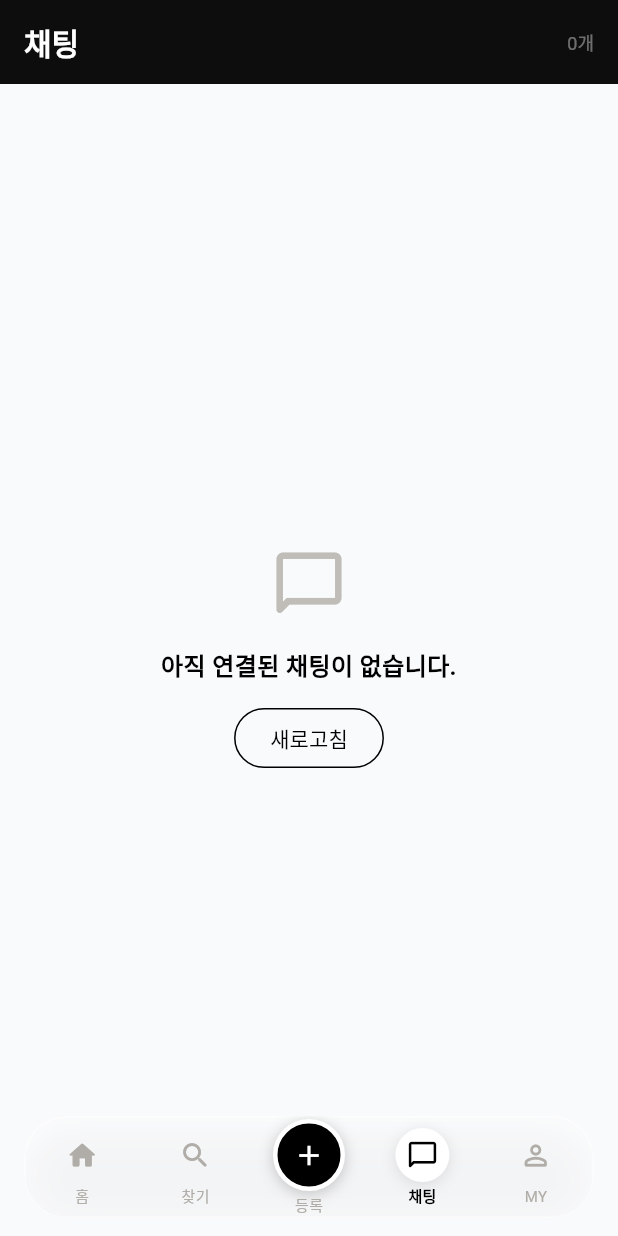
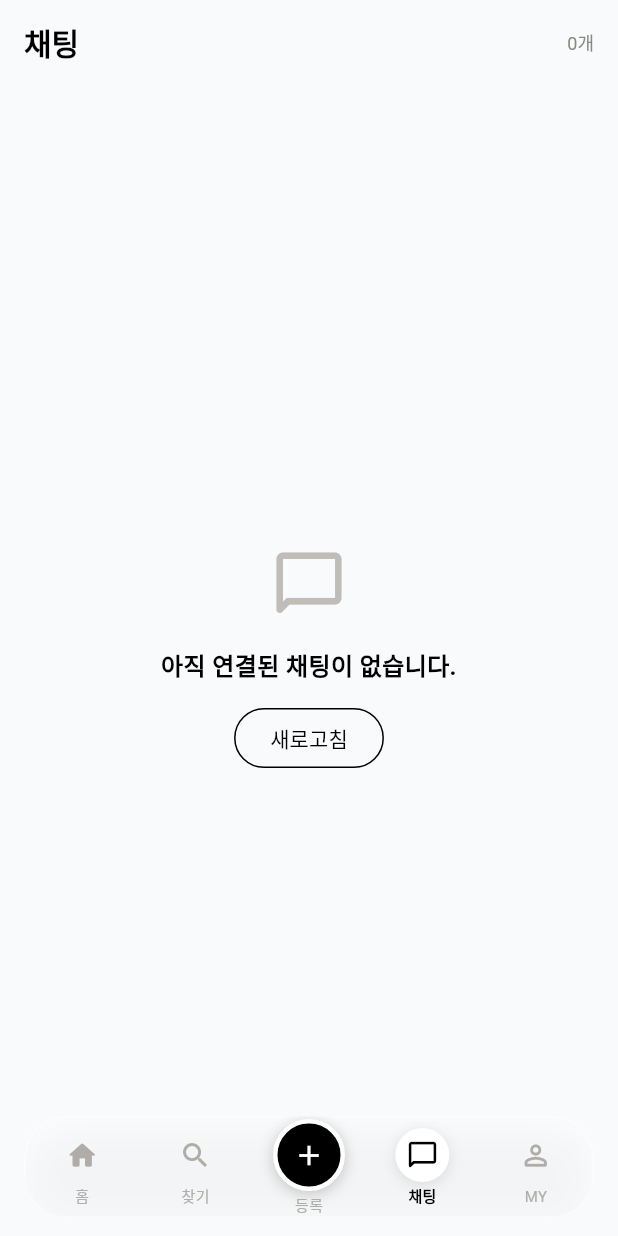
Before and after one commit to KIMSE0NG1L/LoFi_front, a Flutter app: the ChatListPage screen opened by its route, on a phone screen of 412 x 824 dp. Run offline on Flutter 3.47's test engine with Material 3 defaults, Android fonts, the light colour scheme and no system bars; our stand-ins replace go_router, image_picker, shared_preferences, supabase_flutter; accounts and stored records are empty; Roboto replaces fonts that are missing (pretendard).

Commit message:
fix: 상단바 배경/글자색을 흰색·검정 기준으로 통일

```diff
--- a/lib/screens/chat_list_page.dart
+++ b/lib/screens/chat_list_page.dart
@@ -125,7 +125,7 @@ class _ChatListPageState extends State<ChatListPage> {
     return Scaffold(
       backgroundColor: AppColors.background,
       appBar: AppBar(
-        backgroundColor: AppColors.primary.withOpacity(0.95),
+        backgroundColor: AppColors.background,
         automaticallyImplyLeading: false,
         title: Row(
           mainAxisAlignment: MainAxisAlignment.spaceBetween,
@@ -133,15 +133,15 @@ class _ChatListPageState extends State<ChatListPage> {
             const Text(
               '채팅',
               style: TextStyle(
-                color: Colors.white,
+                color: AppColors.textDark,
                 fontWeight: FontWeight.bold,
                 fontSize: 20,
               ),
             ),
             Text(
               '${_threads.length}개',
-              style: TextStyle(
-                color: Colors.white.withOpacity(0.4),
+              style: const TextStyle(
+                color: AppColors.textMuted,
                 fontSize: 12,
               ),
             ),
--- a/lib/screens/map_page.dart
+++ b/lib/screens/map_page.dart
@@ -45,9 +45,9 @@ class _MapPageState extends State<MapPage> {
     return Scaffold(
       backgroundColor: const Color(0xFF0D0D0D),
       appBar: AppBar(
-        backgroundColor: AppColors.primary.withOpacity(0.95),
-        leading: IconButton(icon: const Icon(Icons.arrow_back, color: Colors.white), onPressed: () => context.canPop() ? context.pop() : context.go('/')),
-        title: const Text('지도로 찾기', style: TextStyle(color: Colors.white, fontWeight: FontWeight.w600, fontSize: 17)),
+        backgroundColor: AppColors.background,
+        leading: IconButton(icon: const Icon(Icons.arrow_back, color: AppColors.textDark), onPressed: () => context.canPop() ? context.pop() : context.go('/')),
+        title: const Text('지도로 찾기', style: TextStyle(color: AppColors.textDark, fontWeight: FontWeight.w600, fontSize: 17)),
         actions: [
           Padding(
             padding: const EdgeInsets.only(right: 16),
--- a/lib/screens/register_found_page.dart
+++ b/lib/screens/register_found_page.dart
@@ -126,14 +126,14 @@ class _RegisterFoundPageState extends State<RegisterFoundPage> {
     return Scaffold(
       backgroundColor: AppColors.background,
       appBar: AppBar(
-        backgroundColor: AppColors.primary,
+        backgroundColor: AppColors.background,
         leading: IconButton(
-          icon: const Icon(Icons.arrow_back, color: Colors.white),
+          icon: const Icon(Icons.arrow_back, color: AppColors.textDark),
           onPressed: () => context.canPop() ? context.pop() : context.go('/'),
         ),
         title: const Text(
           '습득물 등록',
-          style: TextStyle(color: Colors.white, fontWeight: FontWeight.bold),
+          style: TextStyle(color: AppColors.textDark, fontWeight: FontWeight.bold),
         ),
         automaticallyImplyLeading: false,
       ),
--- a/lib/screens/register_lost_page.dart
+++ b/lib/screens/register_lost_page.dart
@@ -38,9 +38,9 @@ class _RegisterLostPageState extends State<RegisterLostPage> {
     return Scaffold(
       backgroundColor: AppColors.background,
       appBar: AppBar(
-        backgroundColor: AppColors.primary,
-        leading: IconButton(icon: const Icon(Icons.arrow_back, color: Colors.white), onPressed: () => context.canPop() ? context.pop() : context.go('/')),
-        title: const Text('분실물 신고', style: TextStyle(color: Colors.white, fontWeight: FontWeight.bold)),
+        backgroundColor: AppColors.background,
+        leading: IconButton(icon: const Icon(Icons.arrow_back, color: AppColors.textDark), onPressed: () => context.canPop() ? context.pop() : context.go('/')),
+        title: const Text('분실물 신고', style: TextStyle(color: AppColors.textDark, fontWeight: FontWeight.bold)),
         automaticallyImplyLeading: false,
       ),
       body: SingleChildScrollView(
--- a/lib/screens/signup_page.dart
+++ b/lib/screens/signup_page.dart
@@ -56,12 +56,12 @@ class _SignupPageState extends State<SignupPage> {
     return Scaffold(
       backgroundColor: AppColors.background,
       appBar: AppBar(
-        backgroundColor: AppColors.primary,
+        backgroundColor: AppColors.background,
         leading: IconButton(
-          icon: const Icon(Icons.arrow_back, color: Colors.white),
+          icon: const Icon(Icons.arrow_back, color: AppColors.textDark),
           onPressed: () => context.canPop() ? context.pop() : context.go('/'),
         ),
-        title: const Text('회원가입', style: TextStyle(color: Colors.white, fontWeight: FontWeight.bold)),
+        title: const Text('회원가입', style: TextStyle(color: AppColors.textDark, fontWeight: FontWeight.bold)),
       ),
       body: SingleChildScrollView(
         padding: const EdgeInsets.all(20),
```
Also changed, not shown: lib/widgets/app_header.dart (+4 -4 lines).
